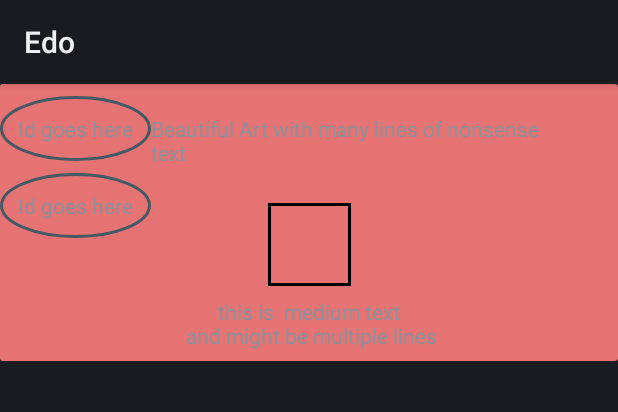
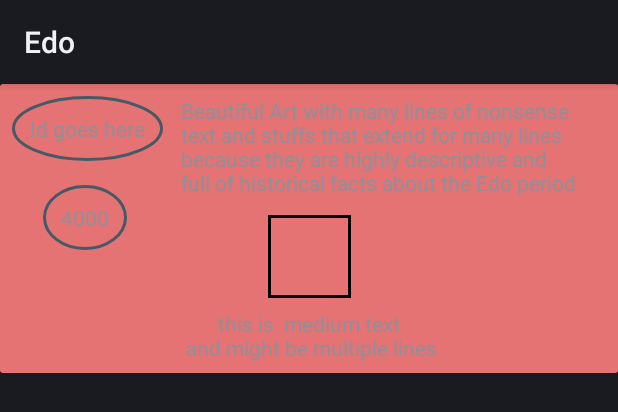
Before and after one commit to cloudbank/edo, an Android app: the layout art_object_item.xml on its own in the app's theme, with its tools: preview values and no code run, on a phone screen of 412 x 824 dp. Shown: the top 412 px of the screen. Run offline under Robolectric (Android 15) with nearby library versions, the phone set to English and light mode, and no system bars.

Commit message:
add bg priority for all threads and coroutine context daemon threads; onfling listnener to RV
layout title

```diff
--- a/edo/build.gradle
+++ b/edo/build.gradle
@@ -31,8 +31,8 @@ android {
         applicationId "com.droidteahouse.edo"
         minSdkVersion  14
         targetSdkVersion 28
-        versionCode 16
-        versionName "1.16"
+        versionCode 17
+        versionName "1.17"
         testInstrumentationRunner "android.support.test.runner.AndroidJUnitRunner"
 
         externalNativeBuild {
--- a/edo/src/main/java/com/droidteahouse/edo/preload/ListPreloaderHasher.kt
+++ b/edo/src/main/java/com/droidteahouse/edo/preload/ListPreloaderHasher.kt
@@ -141,6 +141,7 @@ class ListPreloaderHasher<T>
 //@todo put on bg thread again
         Log.d("HASHER", "Loading " + item.id + "::::" + item.objectid)
         CoroutineScope(MyPreloadModelProvider.Cache.companionContext).launch {
+            android.os.Process.setThreadPriority(android.os.Process.THREAD_PRIORITY_BACKGROUND)
             if (!MyPreloadModelProvider.Cache.hasId(item.id)) {
                 MyPreloadModelProvider.Cache.putIdInCache(item.id)
                 preloadModelProvider.hashImage(preloadRequestBuilder, item as ArtObject)
--- a/edo/src/main/java/com/droidteahouse/edo/repository/ArtBoundaryCallback.kt
+++ b/edo/src/main/java/com/droidteahouse/edo/repository/ArtBoundaryCallback.kt
@@ -78,7 +78,9 @@ class ArtBoundaryCallback @Inject constructor(
             webservice.japaneseDesign(
                     page = (itemAtEnd.page + 1).toString())
                     //per_page = networkPageSize)
+
                     .enqueue(createWebserviceCallback(it))
+            Log.e("ABCB", "onitematend for page" + itemAtEnd.page + 1 + itemAtEnd.id + "::")
         }
     }
 
--- a/edo/src/main/java/com/droidteahouse/edo/repository/ArtObjectRepository.kt
+++ b/edo/src/main/java/com/droidteahouse/edo/repository/ArtObjectRepository.kt
@@ -82,6 +82,7 @@ class ArtObjectRepository @Inject constructor(
         list.let { results ->
             //
             db.runInTransaction {
+                android.os.Process.setThreadPriority(android.os.Process.THREAD_PRIORITY_BACKGROUND)
 
                 var nextPage = db.artDao().getNextPageInArt()
                 if (nextPage == 0) nextPage = 1
--- a/edo/src/main/res/layout/art_object_item.xml
+++ b/edo/src/main/res/layout/art_object_item.xml
@@ -31,14 +31,16 @@
             android:id="@+id/objectid"
             android:layout_width="wrap_content"
             android:layout_height="wrap_content"
-            android:layout_marginBottom="8dp"
             android:layout_marginEnd="8dp"
+            android:layout_marginRight="8dp"
             android:layout_marginStart="8dp"
             android:layout_marginTop="8dp"
             android:background="@drawable/image_border"
             android:gravity="left"
             android:minLines="1"
             android:padding="12dp"
+            app:layout_constraintEnd_toStartOf="@+id/title"
+            app:layout_constraintStart_toStartOf="parent"
             app:layout_constraintTop_toTopOf="parent"
             tools:text="Id goes here" />
 
@@ -46,29 +48,36 @@
             android:id="@+id/oid"
             android:layout_width="wrap_content"
             android:layout_height="wrap_content"
-            android:layout_marginBottom="8dp"
-            android:layout_marginEnd="8dp"
-            android:layout_marginStart="8dp"
-            android:layout_marginTop="8dp"
+            android:layout_marginEnd="20dp"
+            android:layout_marginLeft="16dp"
+            android:layout_marginRight="20dp"
+            android:layout_marginStart="16dp"
+            android:layout_marginTop="16dp"
             android:background="@drawable/image_border"
             android:gravity="left"
             android:minLines="1"
             android:padding="12dp"
+            app:layout_constraintEnd_toStartOf="@+id/title"
+            app:layout_constraintStart_toStartOf="parent"
             app:layout_constraintTop_toBottomOf="@id/objectid"
-            tools:text="Id goes here" />
+            tools:text="4000" />
 
 
         <TextView
             android:id="@+id/title"
             android:layout_width="272dp"
             android:layout_height="wrap_content"
+            android:layout_marginLeft="8dp"
             android:layout_marginTop="4dp"
             android:ellipsize="end"
             android:gravity="left|center"
             android:minLines="4"
+            android:padding="4dp"
             app:layout_constraintLeft_toRightOf="@id/objectid"
             app:layout_constraintTop_toTopOf="parent"
-            tools:text="Beautiful Art with many lines of nonsense text" />
+            tools:text="Beautiful Art with many lines of nonsense text and stuffs
+that extend for many lines because they are highly descriptive and full
+of historical facts about the Edo period" />
 
 
         <ImageView
```
Also changed, not shown: edo/src/main/java/com/droidteahouse/edo/ui/ArtActivity.kt (+20 -0 lines).
